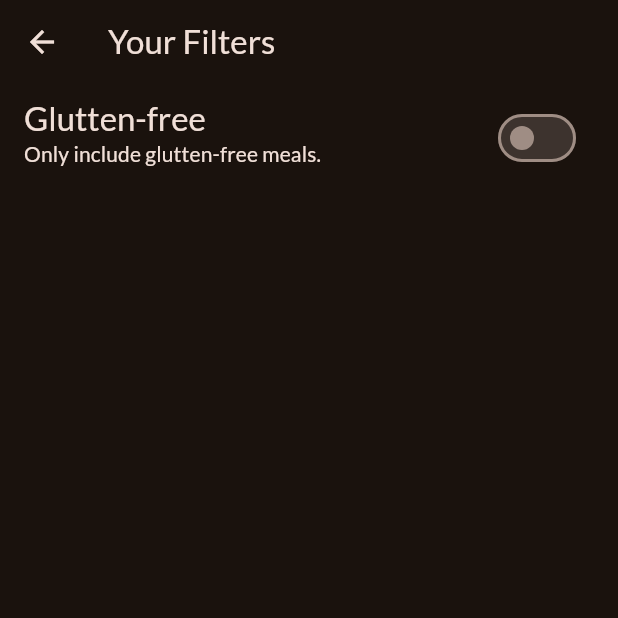
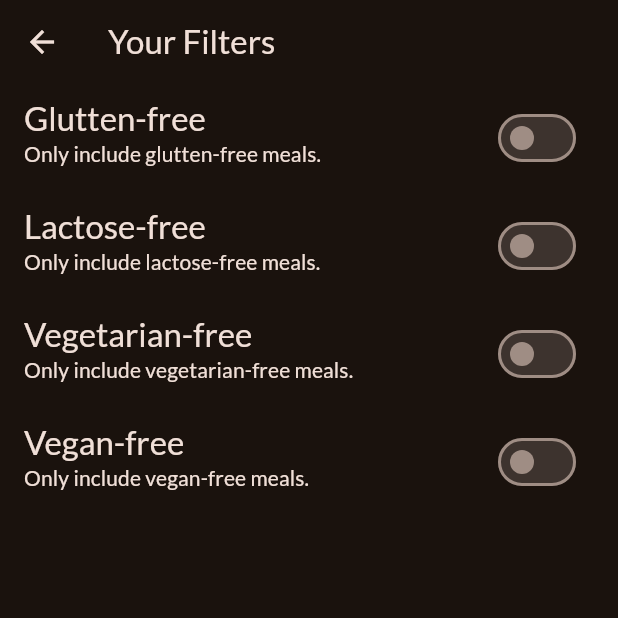
Before and after one commit to mkurniafebrianto/meal-app, a Flutter app: the FiltersScreen screen opened directly, on a phone screen of 412 x 824 dp, the top half of it. Run offline on Flutter 3.47's test engine with Material 3 defaults, Android fonts, the phone set to English and light mode, and no system bars; our stand-ins replace google_fonts, transparent_image.

Commit message:
style(filtersscreen): add other switch filter widget

```diff
--- a/lib/screens/filters.dart
+++ b/lib/screens/filters.dart
@@ -12,6 +12,9 @@ class FiltersScreen extends StatefulWidget {
 
 class _FiltersScreenState extends State<FiltersScreen> {
   var _glutterFreeFilterSet = false;
+  var _lactoseFreeFilterSet = false;
+  var _vegetarianFreeFilterSet = false;
+  var _veganFreeFilterSet = false;
 
   @override
   Widget build(BuildContext context) {
@@ -52,7 +55,67 @@ class _FiltersScreenState extends State<FiltersScreen> {
                     color: Theme.of(context).colorScheme.onBackground,
                   ),
             ),
-          )
+          ),
+          SwitchListTile(
+            value: _lactoseFreeFilterSet,
+            onChanged: (isChecked) {
+              setState(() {
+                _lactoseFreeFilterSet = isChecked;
+              });
+            },
+            title: Text(
+              'Lactose-free',
+              style: Theme.of(context).textTheme.titleLarge!.copyWith(
+                    color: Theme.of(context).colorScheme.onBackground,
+                  ),
+            ),
+            subtitle: Text(
+              'Only include lactose-free meals.',
+              style: Theme.of(context).textTheme.titleSmall!.copyWith(
+                    color: Theme.of(context).colorScheme.onBackground,
+                  ),
+            ),
+          ),
+          SwitchListTile(
+            value: _vegetarianFreeFilterSet,
+            onChanged: (isChecked) {
+              setState(() {
+                _vegetarianFreeFilterSet = isChecked;
+              });
+            },
+            title: Text(
+              'Vegetarian-free',
+              style: Theme.of(context).textTheme.titleLarge!.copyWith(
+                    color: Theme.of(context).colorScheme.onBackground,
+                  ),
+            ),
+            subtitle: Text(
+              'Only include vegetarian-free meals.',
+              style: Theme.of(context).textTheme.titleSmall!.copyWith(
+                    color: Theme.of(context).colorScheme.onBackground,
+                  ),
+            ),
+          ),
+          SwitchListTile(
+            value: _veganFreeFilterSet,
+            onChanged: (isChecked) {
+              setState(() {
+                _veganFreeFilterSet = isChecked;
+              });
+            },
+            title: Text(
+              'Vegan-free',
+              style: Theme.of(context).textTheme.titleLarge!.copyWith(
+                    color: Theme.of(context).colorScheme.onBackground,
+                  ),
+            ),
+            subtitle: Text(
+              'Only include vegan-free meals.',
+              style: Theme.of(context).textTheme.titleSmall!.copyWith(
+                    color: Theme.of(context).colorScheme.onBackground,
+                  ),
+            ),
+          ),
         ],
       ),
     );
```
